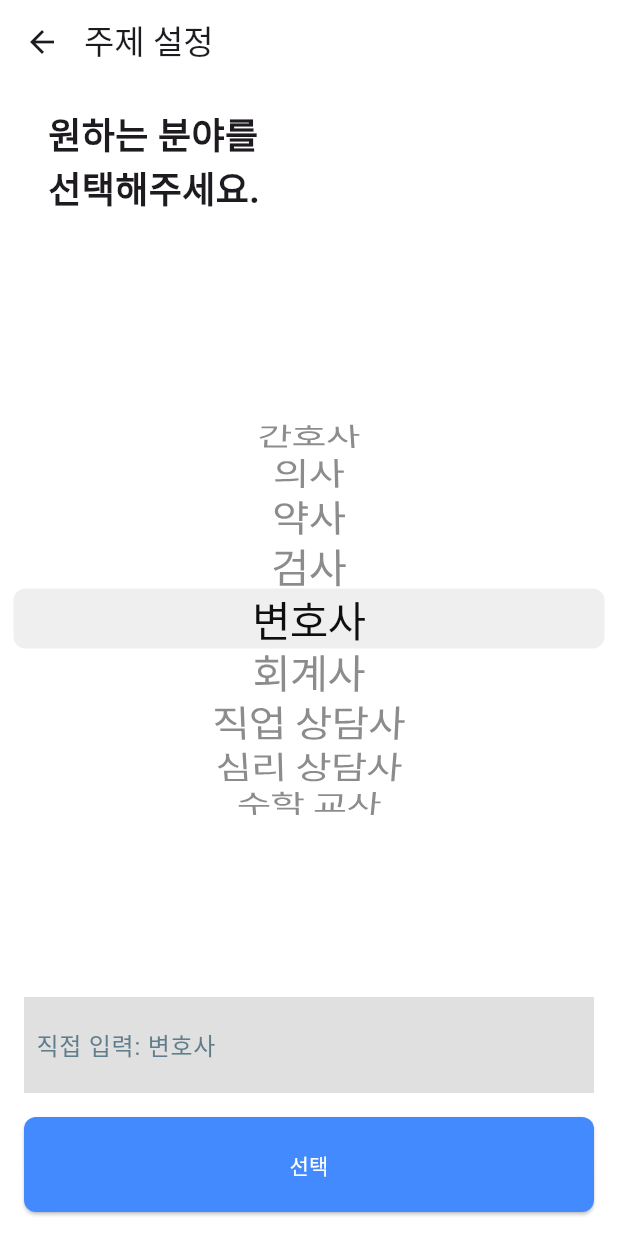
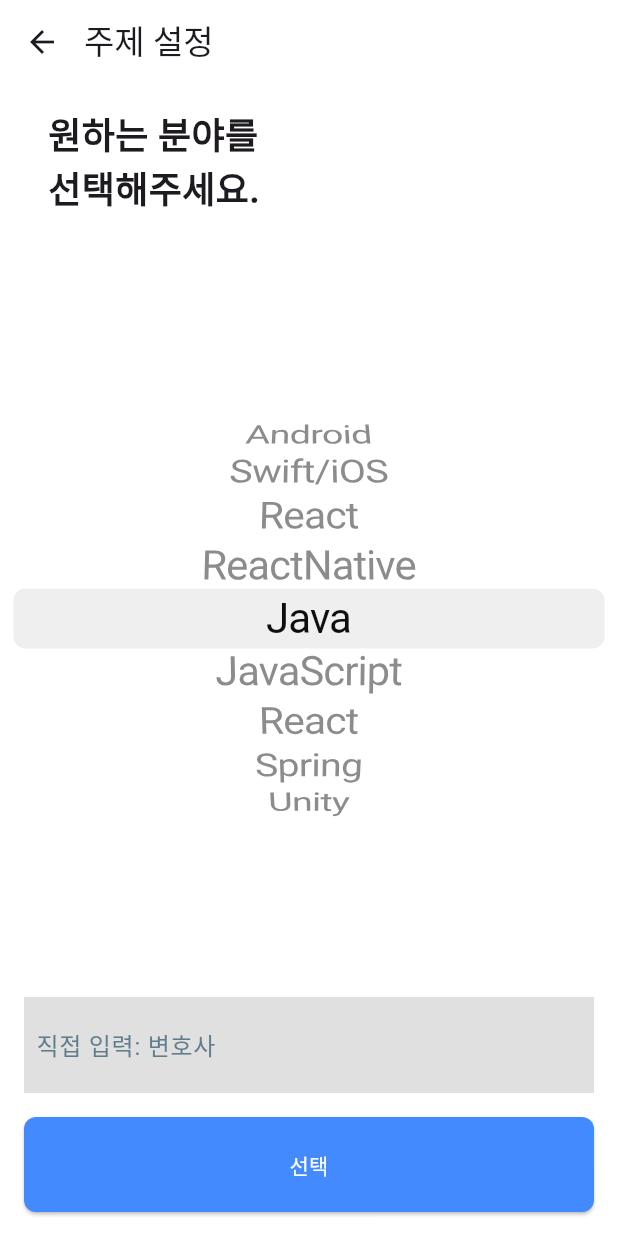
Before and after one commit to YounJae-H/flutter_ai_interview, a Flutter app: the screen it shows after launch, after a tap on "주제 설정", on a phone screen of 412 x 824 dp. Run offline on Flutter 3.47's test engine with Material 3 defaults, Android fonts, the phone set to English and light mode, and no system bars; our stand-ins replace go_router.

Commit message:
subjcet page AI 연동

```diff
--- a/lib/main.dart
+++ b/lib/main.dart
@@ -20,7 +20,7 @@ class _App extends StatelessWidget {
   Widget build(BuildContext context) {
     return MultiProvider(
         providers: [
-          ChangeNotifierProvider(create: (_) => ChatProvider()),
+          ChangeNotifierProvider(create: (_) => ChatProvider('Flutter')),
           ChangeNotifierProvider(create: (_) => KeyboardProvider()),
           ChangeNotifierProvider(create: (_) => ScrollControllerProvider()),
           ChangeNotifierProvider(create: (_) => PickSubjectProvider()),
--- a/lib/providers/chat_provider.dart
+++ b/lib/providers/chat_provider.dart
@@ -4,9 +4,10 @@ import 'package:flutter_interview/services/openai_service.dart';
 
 class ChatProvider with ChangeNotifier {
   final List<ChatMessage> _messages = [];
-  final OpenAIService _openAIService = OpenAIService(subject: 'Flutter');
+  late final OpenAIService _openAIService;
   final List<String> _difficulty = ['최하', '하', '중', '상', '최상'];
   String _selectedDifficulty = '중';
+  String _subject;
   int _questionCount = 6; // 질문 개수 초기값
   bool _isTyping = false; // ai 타이핑 감지 - ai 응답이 전부 오기 전까지 메시지 전송을 막기 위함.
   bool _isLoading = false; // ai 응답이 오기 전까지 메시지 박스에 로딩창을 보여주기 위함.
@@ -22,6 +23,10 @@ class ChatProvider with ChangeNotifier {
   bool get isLoading => _isLoading;
   bool get isFirstMessage => _isFirstMessage;
   bool get isEnded => _isEnded;
+  String get subject => _subject;
+
+  ChatProvider(this._subject)
+      : _openAIService = OpenAIService(subject: _subject);
 
   Future<void> sendMessage(String message) async {
     if (_isTyping) return;
@@ -129,6 +134,12 @@ class ChatProvider with ChangeNotifier {
     _isEnded = false; // 조건이 만족되지 않았으므로 false
   }
 
+  void setSubject(String newValue) {
+    _subject = newValue;
+    _openAIService.setSubject(_subject);
+    notifyListeners();
+  }
+
   @override
   void dispose() {
     // TODO: implement dispose
--- a/lib/providers/pick_subject_provider.dart
+++ b/lib/providers/pick_subject_provider.dart
@@ -2,15 +2,15 @@ import 'package:flutter/material.dart';
 
 class PickSubjectProvider with ChangeNotifier {
   final List<String> _subjectList = [
-    '간호사',
-    '의사',
-    '약사',
-    '검사',
-    '변호사',
-    '회계사',
-    '직업 상담사',
-    '심리 상담사',
-    '수학 교사',
+    'Android',
+    'Swift/iOS',
+    'React',
+    'ReactNative',
+    'Java',
+    'JavaScript',
+    'React',
+    'Spring',
+    'Unity',
   ];
   String _pickSubject = "변호사";
   // String _subject = "Flutter";
--- a/lib/route/router.dart
+++ b/lib/route/router.dart
@@ -1,6 +1,3 @@
-import 'package:flutter/material.dart';
-import 'package:flutter_interview/providers/chat_provider.dart';
-import 'package:flutter_interview/providers/scroll_controller_provider.dart';
 import 'package:flutter_interview/screens/archive_screen.dart';
 import 'package:flutter_interview/screens/chat_screen.dart';
 import 'package:flutter_interview/screens/home_screen.dart';
@@ -68,7 +65,7 @@ final router = GoRouter(
         final subject =
             state.extra != null ? state.extra.toString() : 'Unknown Subject';
         // WidgetsBinding.instance.addPostFrameCallback((_) {
-        //   context.read<ScrollControllerProvider>().setScrollController();
+        //   // context.read<ScrollControllerProvider>().setScrollController();
         // });
 
         return QuestionCountScreen(subject: subject);
--- a/lib/screens/question_count_screen.dart
+++ b/lib/screens/question_count_screen.dart
@@ -82,7 +82,7 @@ class QuestionCountScreen extends StatelessWidget {
                             borderRadius: BorderRadius.circular(8.0))),
                     onPressed: () {
                       context.push('/chat', extra: subject);
-
+                      context.read<ChatProvider>().setSubject(subject);
                       context.read<ChatProvider>().sendMessage(
                           '면접 질문 ${context.read<ChatProvider>().questionCount}개');
 
--- a/lib/services/openai_service.dart
+++ b/lib/services/openai_service.dart
@@ -22,7 +22,6 @@ class OpenAIService {
   }
 
   Future<String> createModel(String sendMessage) async {
-    print(subject);
     const String apiKey = Env.apiKey;
     const String apiUrl = 'https://api.openai.com/v1/chat/completions';
 
@@ -91,4 +90,9 @@ class OpenAIService {
 
   //   endConversation();
   // }
+
+  void setSubject(String newValue) {
+    subject = newValue;
+    endConversation();
+  }
 }
```
